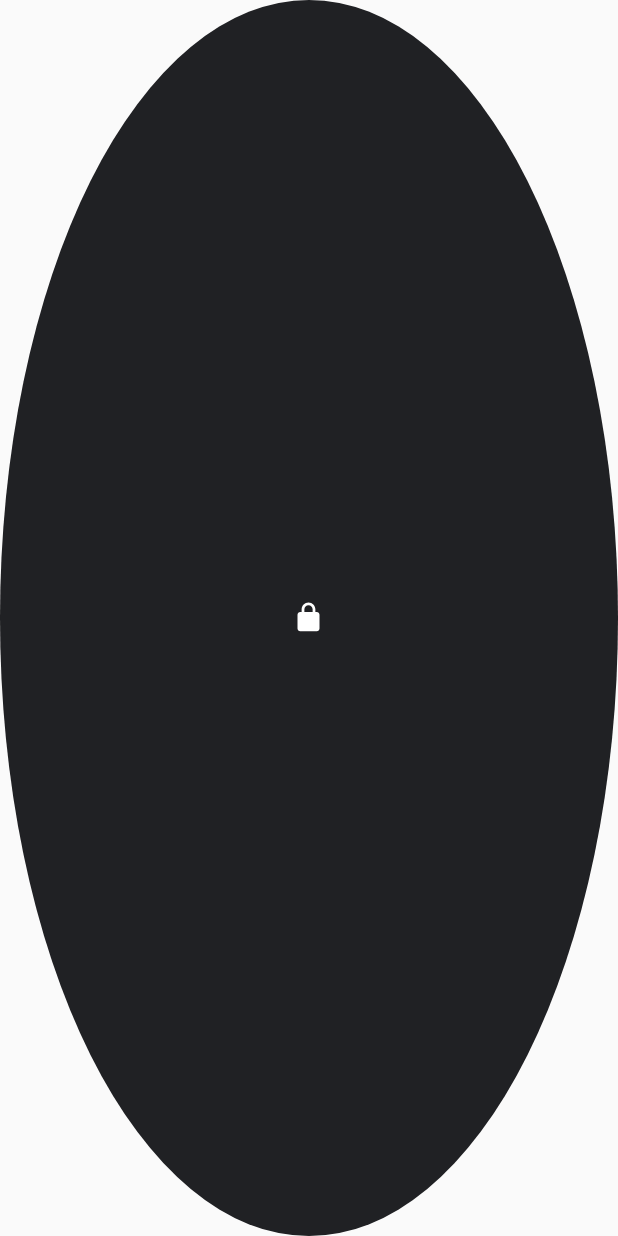
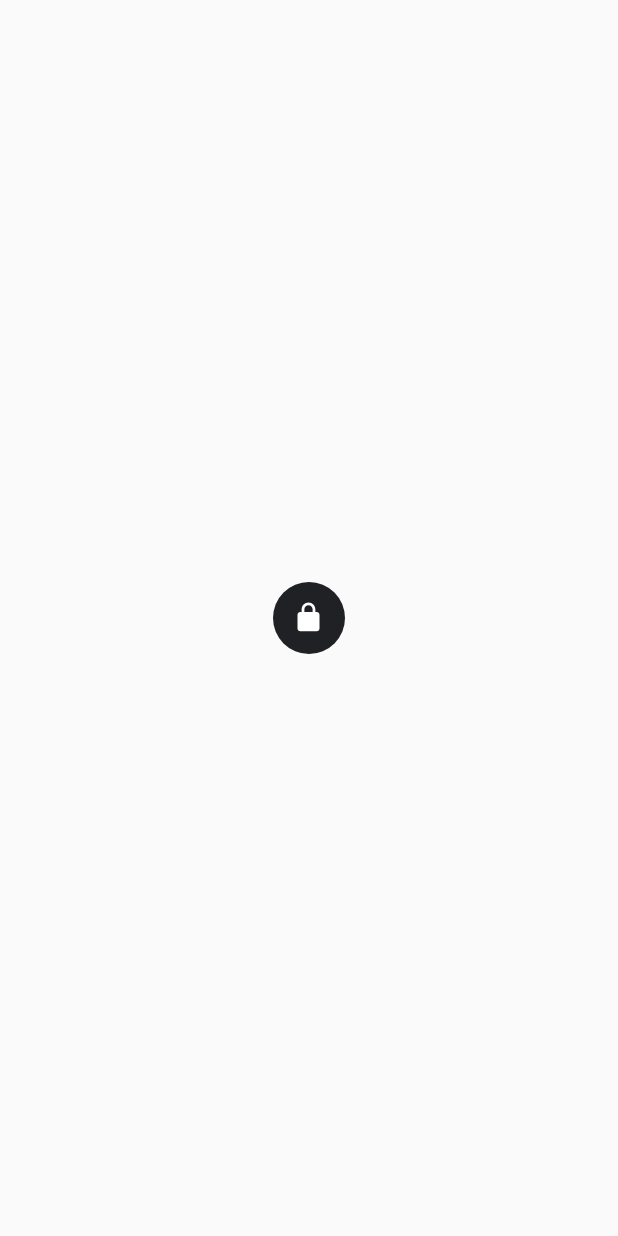
Before and after one commit to irvan-putra/saku, an Android app: the layout widget_vault_status_mini.xml on its own in the app's theme, with its tools: preview values and no code run, on a phone screen of 412 x 824 dp. Run offline under Robolectric (Android 15) with nearby library versions, the phone set to English and light mode, and no system bars.

Commit message:
Keep the 1x1 badge a fixed 48dp circle inside the slot
Host proof pixels (6-provider AppWidgetHost, 5x6 grid): the match_parent
oval background stretched into a tall ellipse in non-square cells. Badge is
now a fixed 48dp circle centered in the slot; container stays match_parent
so the whole cell remains tappable. 1x1 default, compact and expanded modes
unchanged. 7/7 tests green.

```diff
--- a/app/src/main/res/layout/widget_vault_status_mini.xml
+++ b/app/src/main/res/layout/widget_vault_status_mini.xml
@@ -1,10 +1,16 @@
 <?xml version="1.0" encoding="utf-8"?>
-<!-- 1x1 minimum: one clear locked-status badge, nothing else. Tap opens app. -->
+<!-- 1x1 minimum: one clear locked-status badge, nothing else. Tap opens app.
+     The badge is a fixed 48dp circle centered in the slot so it never
+     stretches into an oval when the host cell is not square. -->
 <FrameLayout xmlns:android="http://schemas.android.com/apk/res/android"
     android:id="@+id/widget_container"
     android:layout_width="match_parent"
-    android:layout_height="match_parent"
-    android:padding="6dp"
+    android:layout_height="match_parent">
+
+    <FrameLayout
+        android:layout_width="48dp"
+        android:layout_height="48dp"
+        android:layout_gravity="center"
         android:background="@drawable/widget_background_circle">
 
         <ImageView
@@ -15,3 +21,4 @@
             android:src="@drawable/ic_lock"
             android:contentDescription="@string/widget_lock_cd" />
     </FrameLayout>
+</FrameLayout>
```
Lines whose indentation alone changed are shown as unchanged.
